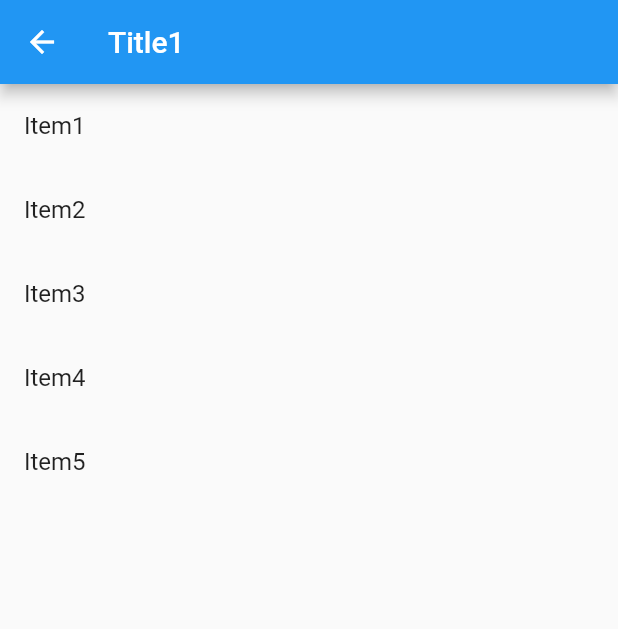
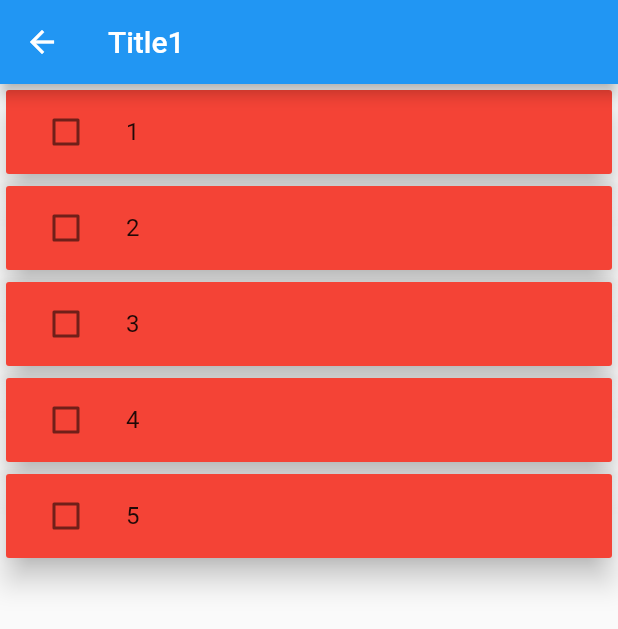
Before and after one commit to Wansuko-cmd/shopping_friend_flutter, a Flutter app: the screen it shows after launch, after a tap on "Title1", on a phone screen of 412 x 824 dp. Shown: the top 629 px of the screen. Run offline on Flutter 3.47's test engine with Material 2 defaults, Android fonts, the phone set to English and light mode, and no system bars.

Commit message:
[add] チェック機能を追加

```diff
--- a/lib/bloc/content/content_bloc.dart
+++ b/lib/bloc/content/content_bloc.dart
@@ -1,4 +1,5 @@
 import 'dart:async';
+import 'dart:math';
 
 import 'package:shopping_friend_flutter/models/content_model.dart';
 import 'package:shopping_friend_flutter/models/title_model.dart';
@@ -12,6 +13,8 @@ class ContentBloc{
 
   final int titleId;
 
+  List<ContentModel> _contents = [];
+
   Stream<List<ContentModel>> get contents => _contentsController.stream;
 
   ContentBloc(this._databaseRepository, this.titleId){
@@ -19,9 +22,25 @@ class ContentBloc{
   }
 
   void getContents() async{
-    List<ContentModel> contents = await _databaseRepository.getContentsByTitleId(titleId);
+    _contents = await _databaseRepository.getContentsByTitleId(titleId);
 
-    _contentsController.sink.add(contents);
+    _contentsController.sink.add(_contents);
+  }
+
+  void changeCheck(int contentId, bool isChecked) async{
+    _contents[_contents.indexWhere((element) => element.id == contentId)].isChecked = isChecked;
+
+    _contents.sort((a, b) {
+
+      if(a.isChecked != b.isChecked){
+        if(a.isChecked) return 1;
+        else return -1;
+      }
+
+      return a.number - b.number;
+    });
+
+    _contentsController.sink.add(_contents);
   }
 
   Future<TitleModel> getTitle() async{
--- a/lib/repositories/database_repository.dart
+++ b/lib/repositories/database_repository.dart
@@ -4,8 +4,13 @@ import 'package:shopping_friend_flutter/repositories/database_repository_interfa
 
 class DatabaseRepository implements DatabaseRepositoryInterface{
 
-  final titles = [TitleModel(1, "Title1"), TitleModel(2, "Title2"), TitleModel(3, "Title3")];
-  List<ContentModel> contents = [
+  final titles = [
+    TitleModel(1, "Title1"),
+    TitleModel(2, "Title2"),
+    TitleModel(3, "Title3")
+  ];
+
+  final contents = [
     ContentModel(1, 1, false, "Item1", 1),
     ContentModel(2, 1, false, "Item2", 2),
     ContentModel(3, 1, false, "Item3", 3),
--- a/lib/views/content/widgets/content_list_tile.dart
+++ b/lib/views/content/widgets/content_list_tile.dart
@@ -1,5 +1,7 @@
 import 'package:flutter/cupertino.dart';
 import 'package:flutter/material.dart';
+import 'package:provider/provider.dart';
+import 'package:shopping_friend_flutter/bloc/content/content_bloc.dart';
 import 'package:shopping_friend_flutter/models/content_model.dart';
 
 class ContentListTile extends StatelessWidget{
@@ -9,6 +11,26 @@ class ContentListTile extends StatelessWidget{
 
   @override
   Widget build(BuildContext context) {
-    return ListTile(title: Text(_contentModel.item),);
+
+    ContentBloc contentBloc = Provider.of(context, listen: false);
+
+    return InkWell(
+      key: ValueKey(_contentModel.id),
+      onTap: (){},
+      child: Card(
+        elevation: 8,
+        color: _contentModel.isChecked ? Colors.lightBlueAccent : Colors.red,
+        shape: RoundedRectangleBorder(
+          borderRadius: BorderRadius.circular(2),
+        ),
+        child: ListTile(
+          leading: Checkbox(
+            onChanged: (value) => contentBloc.changeCheck(_contentModel.id, value!),
+            value: _contentModel.isChecked,
+          ),
+          title: Text(_contentModel.id.toString()),
+        ),
+      ),
+    );
   }
 }
--- a/lib/views/title/widgets/make_list_alert_dialog.dart
+++ b/lib/views/title/widgets/make_list_alert_dialog.dart
@@ -8,13 +8,12 @@ class MakeListAlertDialog extends StatelessWidget{
   Widget build(BuildContext context) {
     return AlertDialog(
       title: Text("タイトル"),
-      content: TextFormField(
+      content: TextField(
         controller: titleController,
         decoration: const InputDecoration(
-          border: OutlineInputBorder(),
-          filled: true,
           hintText: "タイトル"
         ),
+        autofocus: true,
       ),
       actions: [
         TextButton(
--- /dev/null
+++ b/lib/views/title/widgets/title_delete_button.dart
@@ -0,0 +1,16 @@
+import 'package:flutter/cupertino.dart';
+import 'package:flutter/material.dart';
+
+class TitleDeleteButton extends StatelessWidget{
+
+  final VoidCallback? onPressed;
+  TitleDeleteButton({this.onPressed});
+
+  @override
+  Widget build(BuildContext context) {
+    return ElevatedButton(
+        onPressed: onPressed,
+        child: Icon(Icons.delete),
+    );
+  }
+}
--- a/lib/views/title/widgets/title_list_tile.dart
+++ b/lib/views/title/widgets/title_list_tile.dart
@@ -2,26 +2,36 @@ import 'package:flutter/cupertino.dart';
 import 'package:flutter/material.dart';
 import 'package:shopping_friend_flutter/models/title_model.dart';
 import 'package:shopping_friend_flutter/views/content/content_page.dart';
+import 'package:shopping_friend_flutter/views/title/widgets/title_delete_button.dart';
 
 class TitleListTile extends StatelessWidget {
-  final TitleModel title;
+  final TitleModel _title;
 
-  TitleListTile(this.title);
+  TitleListTile(this._title);
 
   @override
   Widget build(BuildContext context) {
     return InkWell(
-      key: ValueKey(title.id),
+      key: ValueKey(_title.id),
       onTap: (){
         Navigator.push(
           context,
           MaterialPageRoute(
-            builder: (context) => ContentPage(title.id),
+            builder: (context) => ContentPage(_title.id),
           )
         );
       },
-      child: ListTile(
-        title: Text(title.name),
+      child: Card(
+        elevation: 8,
+        shape: RoundedRectangleBorder(
+          borderRadius: BorderRadius.circular(2),
+        ),
+        child: ListTile(
+          title: Text(_title.name),
+          trailing: TitleDeleteButton(
+            onPressed: (){},
+          ),
+        ),
       ),
     );
   }
```
